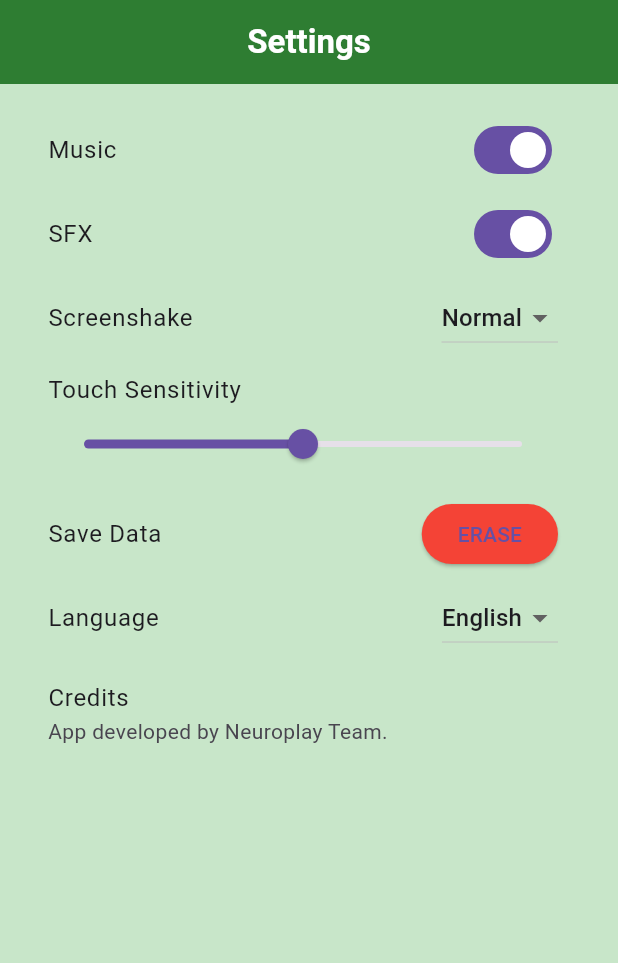
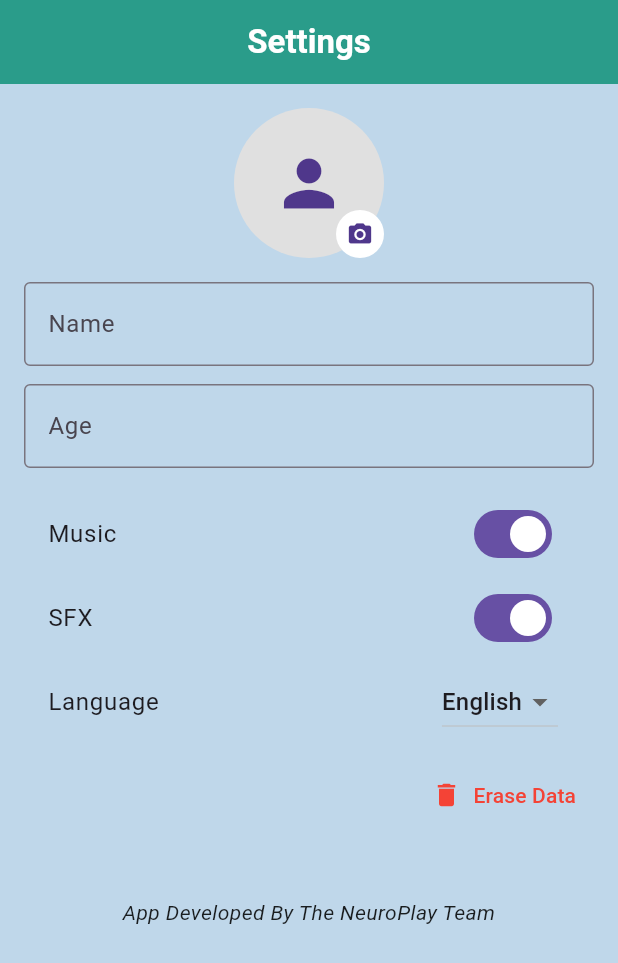
Before and after one commit to atobouh/Neuro, a Flutter app: the screen it shows after launch, on a phone screen of 412 x 824 dp. Shown: the top 963 px of the screen. Run offline on Flutter 3.47's test engine with Material 3 defaults, Android fonts, the phone set to English and light mode, and no system bars; our stand-ins replace image_picker; Roboto replaces fonts that are missing (OpenDyslexic).

Commit message:
neuroplay settings page third attempt

```diff
--- a/lib/main.dart
+++ /dev/null
@@ -1,127 +0,0 @@
-import 'package:flutter/material.dart';
-
-void main() {
-  runApp(const MaterialApp(home: SettingsPage()));
-}
-
-class SettingsPage extends StatefulWidget {
-  const SettingsPage({super.key});
-
-  @override
-  State<SettingsPage> createState() => _SettingsPageState();
-}
-
-class _SettingsPageState extends State<SettingsPage> {
-  bool musicEnabled = true;
-  bool sfxEnabled = true;
-  double touchSensitivity = 0.5;
-  String screenShake = "Normal";
-  String selectedLanguage = "English";
-
-  final List<String> screenShakeOptions = ["Off", "Normal", "High"];
-  final List<String> languages = ["English", "French",];
-
-  @override
-  Widget build(BuildContext context) {
-    return Scaffold(
-      appBar: AppBar(
-        title: const Text('Settings',
-        style: TextStyle(color: Colors.white,
-        fontWeight: FontWeight.bold ),
-        ),
-        centerTitle: true,
-        backgroundColor: Colors.green[800],
-      ),
-      body: Container(
-        color: Colors.green[100],
-        padding: const EdgeInsets.all(16.0),
-        child: ListView(
-          children: [
-            _buildToggleTile("Music", musicEnabled, (val) {
-              setState(() => musicEnabled = val);
-            }),
-            _buildToggleTile("SFX", sfxEnabled, (val) {
-              setState(() => sfxEnabled = val);
-            }),
-            _buildDropdownTile(
-              title: "Screenshake",
-              options: screenShakeOptions,
-              selected: screenShake,
-              onChanged: (val) {
-                if (val != null) {
-                  setState(() => screenShake = val);
-                }
-              },
-            ),
-            ListTile(
-              title: const Text("Touch Sensitivity"),
-              subtitle: Slider(
-                value: touchSensitivity,
-                min: 0,
-                max: 1,
-                onChanged: (val) {
-                  setState(() => touchSensitivity = val);
-                },
-              ),
-            ),
-            ListTile(
-              title: const Text("Save Data"),
-              trailing: ElevatedButton(
-                style: ElevatedButton.styleFrom(
-                  backgroundColor: Colors.red,
-                ),
-                onPressed: () {
-                  // Implement erase logic
-                },
-                child: const Text("ERASE"),
-              ),
-            ),
-            _buildDropdownTile(
-              title: "Language",
-              options: languages,
-              selected: selectedLanguage,
-              onChanged: (val) {
-                if (val != null) {
-                  setState(() => selectedLanguage = val);
-                }
-              },
-            ),
-            const ListTile(
-              title: Text("Credits"),
-              subtitle: Text("App developed by Neuroplay Team."),
-            ),
-          ],
-        ),
-      ),
-    );
-  }
-
-  Widget _buildToggleTile(String title, bool value, ValueChanged<bool> onChanged) {
-    return SwitchListTile(
-      title: Text(title),
-      value: value,
-      onChanged: onChanged,
-    );
-  }
-
-  Widget _buildDropdownTile({
-    required String title,
-    required List<String> options,
-    required String selected,
-    required ValueChanged<String?> onChanged,
-  }) {
-    return ListTile(
-      title: Text(title),
-      trailing: DropdownButton<String>(
-        value: selected,
-        items: options.map((String option) {
-          return DropdownMenuItem<String>(
-            value: option,
-            child: Text(option),
-          );
-        }).toList(),
-        onChanged: onChanged,
-      ),
-    );
-  }
-}
--- a/lib/settings_page.dart
+++ b/lib/settings_page.dart
@@ -1,15 +1,74 @@
 import 'dart:io';
-import 'dart:typed_data';
 import 'package:flutter/foundation.dart' show kIsWeb;
 import 'package:flutter/material.dart';
 import 'package:image_picker/image_picker.dart';
+import 'package:flutter/services.dart';
 
 void main() {
-  runApp(const MaterialApp(home: SettingsPage()));
+  runApp(const MyApp());
 }
 
+class MyApp extends StatefulWidget {
+  const MyApp({super.key});
+
+  @override
+  State<MyApp> createState() => _MyAppState();
+}
+
+class _MyAppState extends State<MyApp> {
+  Locale _locale = const Locale('en');
+
+  void setLocale(Locale locale) {
+    setState(() {
+      _locale = locale;
+    });
+  }
+
+  @override
+  Widget build(BuildContext context) {
+    return MaterialApp(
+      locale: _locale,
+      title: 'Localized App',
+      theme: ThemeData(
+        fontFamily: 'OpenDyslexic',
+      ),
+      home: SettingsPage(
+        locale: _locale,
+        onLocaleChange: setLocale,
+      ),
+    );
+  }
+}
+
+// Localization strings
+const localizedStrings = {
+  'en': {
+    'settings': 'Settings',
+    'name': 'Name',
+    'age': 'Age',
+    'music': 'Music',
+    'sfx': 'SFX',
+    'language': 'Language',
+    'erase': 'Erase Data',
+    'credits': 'App Developed By The NeuroPlay Team',
+  },
+  'fr': {
+    'settings': 'Paramètres',
+    'name': 'Nom',
+    'age': 'Âge',
+    'music': 'Musique',
+    'sfx': 'Effets sonores',
+    'language': 'Langue',
+    'erase': 'Effacer les données',
+    'credits': "Développé par l'équipe NeuroPlay",
+  },
+};
+
 class SettingsPage extends StatefulWidget {
-  const SettingsPage({super.key});
+  final Locale locale;
+  final Function(Locale) onLocaleChange;
+
+  const SettingsPage({super.key, required this.locale, required this.onLocaleChange});
 
   @override
   State<SettingsPage> createState() => _SettingsPageState();
@@ -18,23 +77,35 @@ class SettingsPage extends StatefulWidget {
 class _SettingsPageState extends State<SettingsPage> {
   bool musicEnabled = true;
   bool sfxEnabled = true;
-  String selectedLanguage = "English";
   String name = "";
   String age = "";
   File? profileImage;
   Uint8List? webImage;
+  final picker = ImagePicker();
 
-  final List<String> languages = ["English", "French",];
-  final picker = ImagePicker();
+  late String selectedLanguage;
+  final List<String> languages = ['English', 'French'];
+
+  @override
+  void initState() {
+    super.initState();
+    selectedLanguage = widget.locale.languageCode == 'fr' ? 'French' : 'English';
+  }
 
   Future<void> pickImage() async {
     final pickedFile = await picker.pickImage(source: ImageSource.gallery);
     if (pickedFile != null) {
       if (kIsWeb) {
         final bytes = await pickedFile.readAsBytes();
-        setState(() => webImage = bytes);
+        setState(() {
+          webImage = bytes;
+          profileImage = null;
+        });
       } else {
-        setState(() => profileImage = File(pickedFile.path));
+        setState(() {
+          profileImage = File(pickedFile.path);
+          webImage = null;
+        });
       }
     }
   }
@@ -45,18 +116,22 @@ class _SettingsPageState extends State<SettingsPage> {
       age = "";
       musicEnabled = true;
       sfxEnabled = true;
-      selectedLanguage = "English";
       profileImage = null;
       webImage = null;
+      selectedLanguage = 'English';
+      widget.onLocaleChange(const Locale('en'));
     });
+  }
+
+  String t(String key) {
+    return localizedStrings[widget.locale.languageCode]?[key] ?? key;
   }
 
   @override
   Widget build(BuildContext context) {
     return Scaffold(
       appBar: AppBar(
-        title: const Text('Settings',
-            style: TextStyle(color: Colors.white, fontWeight: FontWeight.bold)),
+        title: Text(t('settings'), style: const TextStyle(color: Colors.white, fontWeight: FontWeight.bold)),
         centerTitle: true,
         backgroundColor: const Color(0xFF2A9C8A),
       ),
@@ -72,25 +147,26 @@ class _SettingsPageState extends State<SettingsPage> {
                   CircleAvatar(
                     radius: 50,
                     backgroundImage: kIsWeb
-                        ? (webImage != null
-                        ? MemoryImage(webImage!)
-                        : null)
-                        : (profileImage != null
-                        ? FileImage(profileImage!)
-                        : null) as ImageProvider<Object>?,
+                        ? (webImage != null ? MemoryImage(webImage!) : null)
+                        : (profileImage != null ? FileImage(profileImage!) : null)
+                    as ImageProvider<Object>?,
                     backgroundColor: Colors.grey[300],
                     child: (profileImage == null && webImage == null)
                         ? const Icon(Icons.person, size: 50)
                         : null,
                   ),
-                  Positioned(
-                    child: InkWell(
+                  InkWell(
                     onTap: pickImage,
+                    onLongPress: () {
+                      setState(() {
+                        profileImage = null;
+                        webImage = null;
+                      });
+                    },
                     child: const CircleAvatar(
                       radius: 16,
                       backgroundColor: Colors.white,
                       child: Icon(Icons.camera_alt, size: 18),
-                      ),
                     ),
                   ),
                 ],
@@ -98,37 +174,52 @@ class _SettingsPageState extends State<SettingsPage> {
             ),
             const SizedBox(height: 16),
             TextField(
-              decoration: const InputDecoration(
-                labelText: "Name",
-                border: OutlineInputBorder(),
+              decoration: InputDecoration(
+                labelText: t("name"),
+                border: const OutlineInputBorder(),
               ),
               onChanged: (val) => setState(() => name = val),
             ),
             const SizedBox(height: 12),
             TextField(
-              decoration: const InputDecoration(
-                labelText: "Age",
-                border: OutlineInputBorder(),
+              decoration: InputDecoration(
+                labelText: t("age"),
+                border: const OutlineInputBorder(),
               ),
               keyboardType: TextInputType.number,
+              inputFormatters: [FilteringTextInputFormatter.digitsOnly],
               onChanged: (val) => setState(() => age = val),
             ),
             const SizedBox(height: 16),
-            _buildToggleTile("Music", musicEnabled, (val) {
-              setState(() => musicEnabled = val);
-            }),
-            _buildToggleTile("SFX", sfxEnabled, (val) {
-              setState(() => sfxEnabled = val);
-            }),
-            _buildDropdownTile(
-              title: "Language",
-              options: languages,
-              selected: selectedLanguage,
-              onChanged: (val) {
-                if (val != null) {
-                  setState(() => selectedLanguage = val);
+            SwitchListTile(
+              title: Text(t("music")),
+              value: musicEnabled,
+              onChanged: (val) => setState(() => musicEnabled = val),
+            ),
+            SwitchListTile(
+              title: Text(t("sfx")),
+              value: sfxEnabled,
+              onChanged: (val) => setState(() => sfxEnabled = val),
+            ),
+            ListTile(
+              title: Text(t("language")),
+              trailing: DropdownButton<String>(
+                value: selectedLanguage,
+                onChanged: (String? value) {
+                  if (value != null) {
+                    setState(() {
+                      selectedLanguage = value;
+                      widget.onLocaleChange(Locale(value == 'French' ? 'fr' : 'en'));
+                    });
                   }
                 },
+                items: languages.map((lang) {
+                  return DropdownMenuItem<String>(
+                    value: lang,
+                    child: Text(lang),
+                  );
+                }).toList(),
+              ),
             ),
             const SizedBox(height: 10),
             Align(
@@ -140,46 +231,27 @@ class _SettingsPageState extends State<SettingsPage> {
                 ),
                 onPressed: eraseData,
                 icon: const Icon(Icons.delete, size: 20),
-                label: const Text("Erase Data", style: TextStyle(fontSize: 14)),
+                label: Text(t("erase"), style: const TextStyle(fontSize: 14)),
               ),
             ),
             const SizedBox(height: 20),
-            const ListTile(
-              title: Text("Credits"),
-              subtitle: Text('App Developped By The NeuroPlay Team')
+            Padding(
+              padding: const EdgeInsets.only(top: 24.0),
+              child: Center(
+                child: Text(
+                  t("credits"),
+                  textAlign: TextAlign.center,
+                  style: const TextStyle(
+                    fontStyle: FontStyle.italic,
+                    fontSize: 14,
+                    color: Colors.black87,
+                  ),
+                ),
+              ),
             ),
           ],
         ),
       ),
     );
   }
-
-  Widget _buildToggleTile(String title, bool value, ValueChanged<bool> onChanged) {
-    return SwitchListTile(
-      title: Text(title),
-      value: value,
-      onChanged: onChanged,
-    );
 }
-
-  Widget _buildDropdownTile({
-    required String title,
-    required List<String> options,
-    required String selected,
-    required ValueChanged<String?> onChanged,
-  }) {
-    return ListTile(
-      title: Text(title),
-      trailing: DropdownButton<String>(
-        value: selected,
-        items: options.map((String option) {
-          return DropdownMenuItem<String>(
-            value: option,
-            child: Text(option),
-          );
-        }).toList(),
-        onChanged: onChanged,
-      ),
-    );
-  }
-}
```
Also changed, not shown: pubspec.yaml (+11 -12 lines), pubspec.lock, 6 other files. Lines whose indentation alone changed are shown as unchanged.
